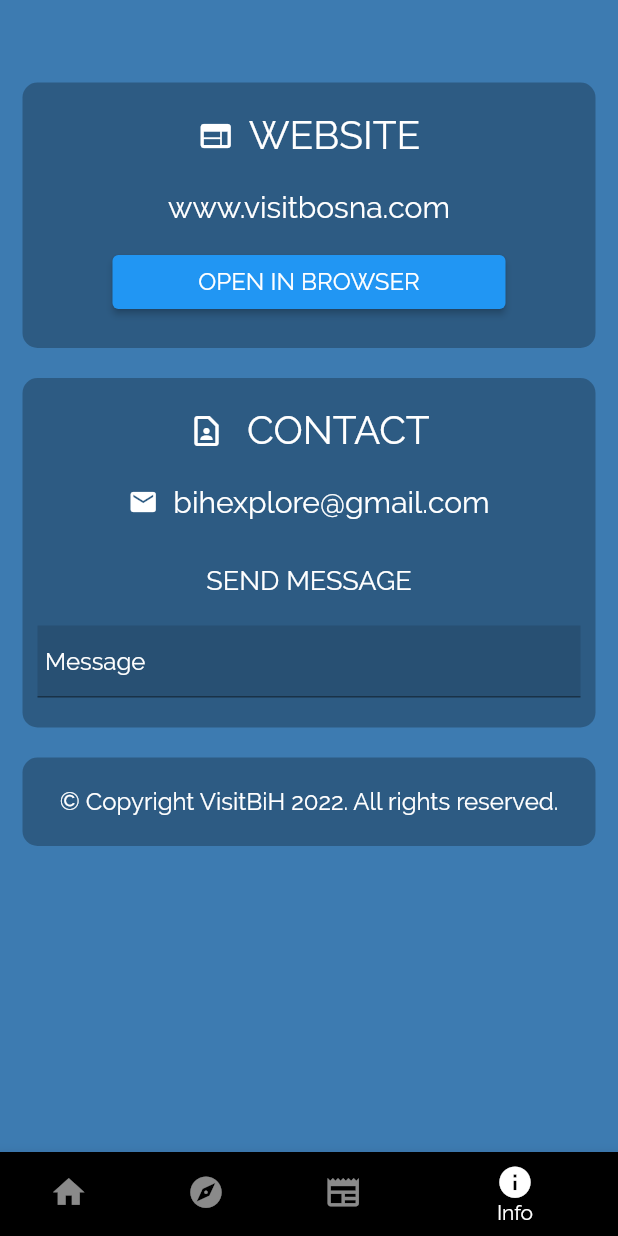
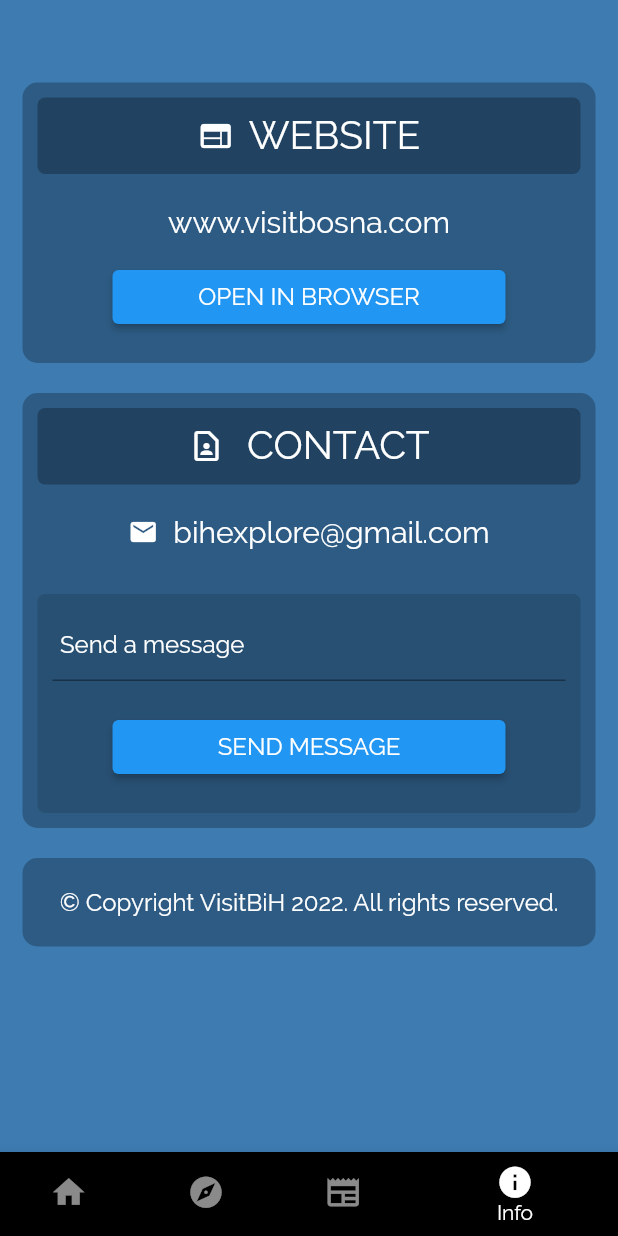
Before and after one commit to demac44/visitBiH-flutter, a Flutter app: the screen it shows after launch, item 4 of the bottom bar chosen, on a phone screen of 412 x 824 dp. Run offline on Flutter 3.47's test engine with Material 2 defaults, Android fonts, the phone set to English and light mode, and no system bars; our stand-ins replace carousel_slider, firebase_core, firebase_messaging, flutter_local_notifications, path_drawing, shared_preferences; accounts and stored records are empty; network calls fail.

Commit message:
Message submit button/Minor design changes

```diff
--- a/lib/about.dart
+++ b/lib/about.dart
@@ -53,14 +53,20 @@
               const SizedBox(height: 40),
               Container(
                 padding: const EdgeInsets.only(
-                    top: 20.0, bottom: 20.0, left: 10.0, right: 10.0),
+                    top: 10.0, bottom: 20.0, left: 10.0, right: 10.0),
                 decoration: BoxDecoration(
                   color: Colors.black26,
                   borderRadius: BorderRadius.circular(10.0),
                 ),
                 child: Column(
                   children: [
-                    Row(
+                    Container(
+                      padding: const EdgeInsets.all(10.0),
+                      decoration: BoxDecoration(
+                        color: Colors.black26,
+                        borderRadius: BorderRadius.circular(5.0),
+                      ),
+                      child: Row(
                         mainAxisAlignment: MainAxisAlignment.center,
                         children: [
                           const Icon(Icons.web, color: Colors.white),
@@ -71,6 +77,7 @@
                                 fontSize: 26, color: Colors.white),
                           ),
                         ],
+                      ),
                     ),
                     const SizedBox(height: 20),
                     SizedBox(
@@ -105,15 +112,20 @@
               ),
               const SizedBox(height: 20),
               Container(
-                padding: const EdgeInsets.only(
-                    top: 20.0, bottom: 20.0, left: 10.0, right: 10.0),
+                padding: const EdgeInsets.all(10.0),
                 decoration: BoxDecoration(
                   color: Colors.black26,
                   borderRadius: BorderRadius.circular(10.0),
                 ),
                 child: Column(
                   children: [
-                    Row(
+                    Container(
+                      padding: const EdgeInsets.all(10.0),
+                      decoration: BoxDecoration(
+                        color: Colors.black26,
+                        borderRadius: BorderRadius.circular(5.0),
+                      ),
+                      child: Row(
                         mainAxisAlignment: MainAxisAlignment.center,
                         children: [
                           const Icon(Icons.contact_page_outlined,
@@ -123,6 +135,7 @@
                               style: const TextStyle(
                                   fontSize: 26, color: Colors.white)),
                         ],
+                      ),
                     ),
                     const SizedBox(height: 20),
                     Row(
@@ -137,47 +150,54 @@
                       ],
                     ),
                     Container(
-                      margin: const EdgeInsets.only(top: 30),
+                      margin: const EdgeInsets.only(top: 20),
                       child: Column(
                         children: [
-                          Text(
+                          if (messageSent)
+                            Container(
+                              decoration: BoxDecoration(
+                                color: Colors.green,
+                                borderRadius: BorderRadius.circular(5.0),
+                              ),
+                              padding: const EdgeInsets.only(
+                                  top: 5, bottom: 5, left: 20, right: 20),
+                              margin: const EdgeInsets.all(10.0),
+                              child: Text(
                                 language == "english"
-                                ? "SEND MESSAGE"
-                                : "POŠALJI PORUKU",
-                            style: const TextStyle(
-                                color: Colors.white, fontSize: 18),
-                          ),
-                          const SizedBox(height: 10),
-                          if (messageSent)
-                            Text(
-                              language == "english"
-                                  ? "Message sent!"
-                                  : "Poruka poslana!",
+                                    ? "Message sent"
+                                    : "Poruka poslana",
                                 style: const TextStyle(
                                     color: Colors.white, fontSize: 16),
                               ),
+                            ),
                           const SizedBox(height: 10),
                           Container(
+                            decoration: BoxDecoration(
                               color: Colors.black12,
+                              borderRadius: BorderRadius.circular(5.0),
+                            ),
+                            padding: const EdgeInsets.all(10.0),
                             child: Form(
                               key: _formKey,
-                              child: TextFormField(
+                              child: Column(
+                                children: [
+                                  TextFormField(
                                     decoration: InputDecoration(
                                       hintStyle:
                                           const TextStyle(color: Colors.white),
                                       hintText: language == "english"
-                                      ? 'Message'
-                                      : "Poruka",
+                                          ? 'Send a message'
+                                          : "Pošalji poruku",
                                       contentPadding: const EdgeInsets.all(5.0),
                                     ),
                                     style: const TextStyle(color: Colors.white),
                                     validator: (String? value) {
                                       if (value == null || value.isEmpty) {
-                                    return;
+                                        return "Enter the message!";
                                       }
                                       return null;
                                     },
-                                onFieldSubmitted: (String value) {
+                                    onSaved: (value) {
                                       _sendMessage(value);
                                       Timer(const Duration(seconds: 3), () {
                                         setState(() {
@@ -186,6 +206,34 @@
                                       });
                                       _formKey.currentState?.reset();
                                     },
+                                    onFieldSubmitted: (value) {
+                                      _sendMessage(value);
+                                      Timer(const Duration(seconds: 3), () {
+                                        setState(() {
+                                          messageSent = false;
+                                        });
+                                      });
+                                      _formKey.currentState?.reset();
+                                    },
+                                  ),
+                                  Container(
+                                    width:
+                                        MediaQuery.of(context).size.width - 150,
+                                    padding: const EdgeInsets.only(
+                                        top: 20.0, bottom: 10.0),
+                                    child: ElevatedButton(
+                                      onPressed: () {
+                                        if (_formKey.currentState!.validate()) {
+                                          _formKey.currentState!.save();
+                                        }
+                                      },
+                                      child: const Text(
+                                        'SEND MESSAGE',
+                                        style: TextStyle(fontSize: 16),
+                                      ),
+                                    ),
+                                  ),
+                                ],
                               ),
                             ),
                           ),
```
Also changed, not shown: lib/articles.dart (+40 -1 lines), lib/main.dart (+3 -5 lines). Lines whose indentation alone changed are shown as unchanged.
